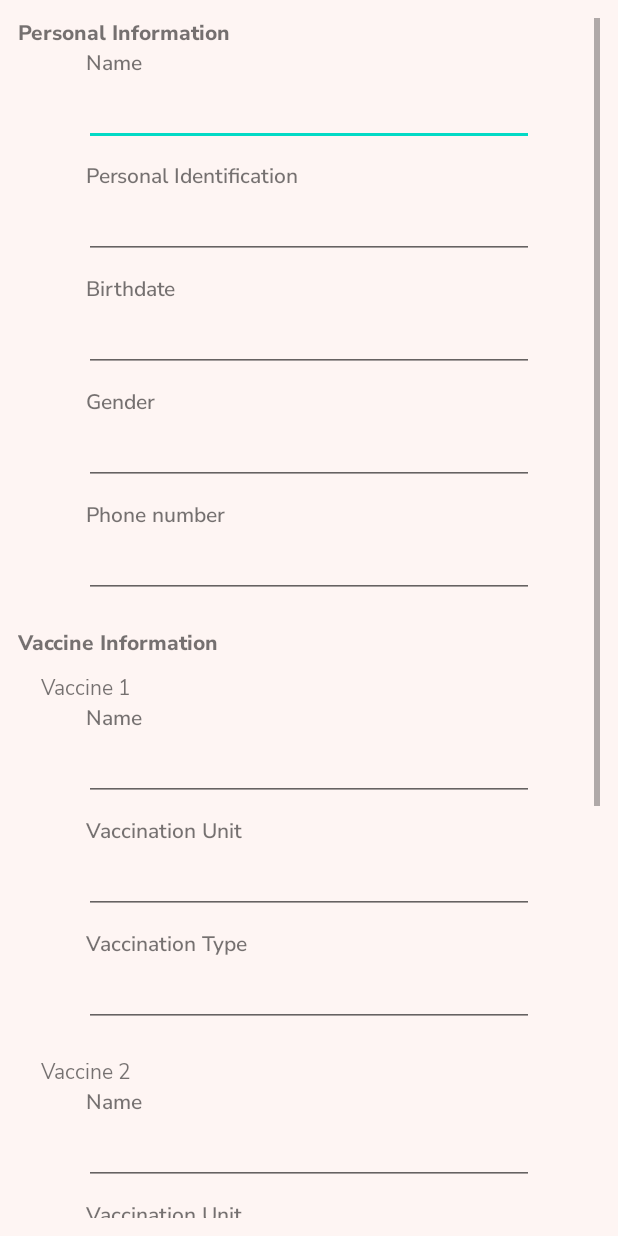
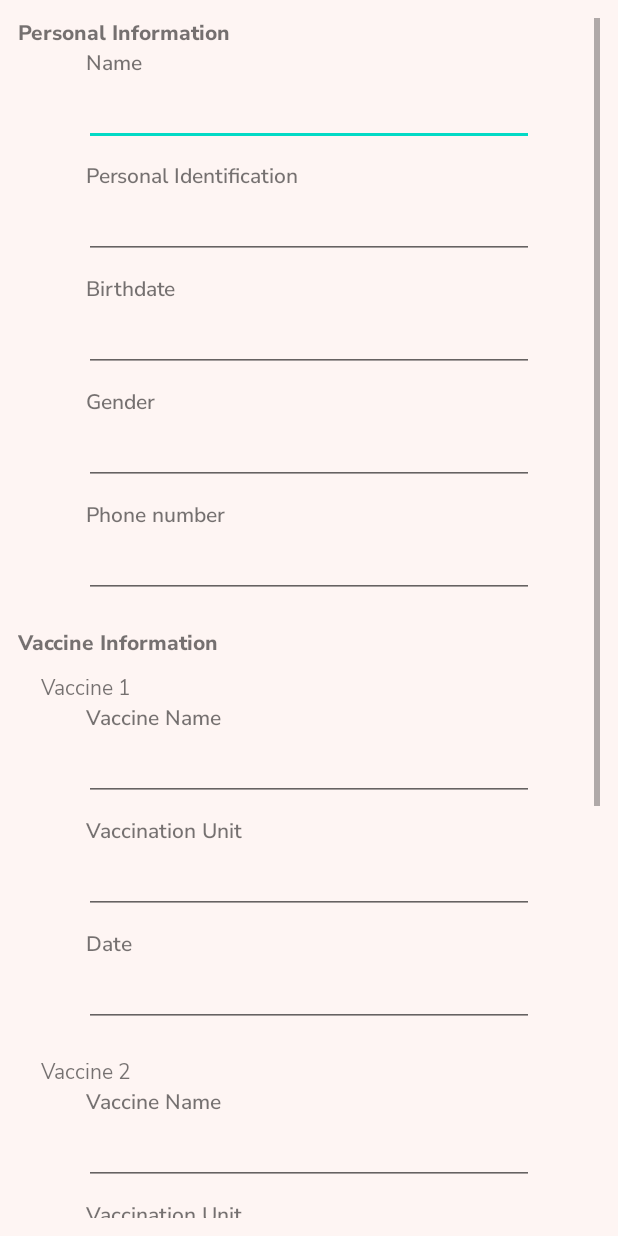
Before and after one commit to hoangnhhe141380/Covid_Tracker, an Android app: the layout layout_fragment_profile.xml on its own in the app's theme, with its tools: preview values and no code run, on a phone screen of 412 x 824 dp. Run offline under Robolectric (Android 15) with nearby library versions, the phone set to English and light mode, and no system bars.

Commit message:
Du update layout fragment profile + add edit function fragment profile

```diff
--- a/app/src/main/res/layout/layout_fragment_profile.xml
+++ b/app/src/main/res/layout/layout_fragment_profile.xml
@@ -33,10 +33,7 @@
             android:layout_height="wrap_content"
             android:layout_gravity="center"
             android:layout_marginBottom="10dp"
-            android:autofillHints=""
-            android:editable="false"
-            android:clickable="false"
-            tools:ignore="Deprecated" />
+            android:autofillHints="" />
 
         <TextView
             android:layout_width="match_parent"
@@ -53,9 +50,7 @@
             android:layout_gravity="center"
             android:layout_marginBottom="10dp"
             android:autofillHints=""
-            android:editable="false"
-            android:clickable="false"
-            tools:ignore="Deprecated"/>
+/>
 
         <TextView
             android:layout_width="wrap_content"
@@ -69,10 +64,7 @@
             android:layout_width="300dp"
             android:layout_height="wrap_content"
             android:layout_gravity="center"
-            android:layout_marginBottom="10dp"
-            android:editable="false"
-            android:clickable="false"
-            tools:ignore="Deprecated"/>
+            android:layout_marginBottom="10dp" />
 
         <TextView
             android:layout_width="wrap_content"
@@ -86,10 +78,7 @@
             android:layout_width="300dp"
             android:layout_height="wrap_content"
             android:layout_gravity="center"
-            android:layout_marginBottom="10dp"
-            android:editable="false"
-            android:clickable="false"
-            tools:ignore="Deprecated"/>
+            android:layout_marginBottom="10dp" />
 
         <TextView
             android:layout_width="wrap_content"
@@ -103,10 +92,7 @@
             android:id="@+id/edt_phone"
             android:layout_width="300dp"
             android:layout_height="wrap_content"
-            android:layout_gravity="center"
-            android:editable="false"
-            android:clickable="false"
-            tools:ignore="Deprecated"/>
+            android:layout_gravity="center" />
 
         <TextView
             android:id="@+id/tv_vaccinne_info"
@@ -133,7 +119,7 @@
             android:layout_marginStart="45dp"
             android:fontFamily="@font/nunito_sans_semibold"
             android:gravity="bottom"
-            android:text="Name" />
+            android:text="Vaccine Name" />
 
         <EditText
             android:id="@+id/edt_vaccine_name1"
@@ -141,10 +127,7 @@
             android:layout_height="wrap_content"
             android:layout_gravity="center"
             android:layout_marginBottom="10dp"
-            android:autofillHints=""
-            android:editable="false"
-            android:clickable="false"
-            tools:ignore="Deprecated"/>
+            android:autofillHints="" />
 
         <TextView
             android:layout_width="match_parent"
@@ -160,10 +143,7 @@
             android:layout_height="wrap_content"
             android:layout_gravity="center"
             android:layout_marginBottom="10dp"
-            android:autofillHints=""
-            android:editable="false"
-            android:clickable="false"
-            tools:ignore="Deprecated"/>
+            android:autofillHints="" />
 
         <TextView
             android:layout_width="match_parent"
@@ -171,7 +151,7 @@
             android:layout_marginStart="45dp"
             android:fontFamily="@font/nunito_sans_semibold"
             android:gravity="bottom"
-            android:text="Vaccination Type" />
+            android:text="Date" />
 
         <EditText
             android:id="@+id/edt_vaccine_type1"
@@ -179,10 +159,7 @@
             android:layout_height="wrap_content"
             android:layout_gravity="center"
             android:layout_marginBottom="10dp"
-            android:autofillHints=""
-            android:editable="false"
-            android:clickable="false"
-            tools:ignore="Deprecated"/>
+            android:autofillHints="" />
         <TextView
             android:layout_width="match_parent"
             android:layout_height="wrap_content"
@@ -199,7 +176,7 @@
             android:layout_marginStart="45dp"
             android:fontFamily="@font/nunito_sans_semibold"
             android:gravity="bottom"
-            android:text="Name" />
+            android:text="Vaccine Name" />
 
         <EditText
             android:id="@+id/edt_vaccine_name2"
@@ -207,10 +184,7 @@
             android:layout_height="wrap_content"
             android:layout_gravity="center"
             android:layout_marginBottom="10dp"
-            android:autofillHints=""
-            android:editable="false"
-            android:clickable="false"
-            tools:ignore="Deprecated"/>
+            android:autofillHints="" />
 
         <TextView
             android:layout_width="match_parent"
@@ -234,7 +208,7 @@
             android:layout_marginStart="45dp"
             android:fontFamily="@font/nunito_sans_semibold"
             android:gravity="bottom"
-            android:text="Name" />
+            android:text="Date" />
 
         <EditText
             android:id="@+id/edt_vaccine_type2"
@@ -242,10 +216,7 @@
             android:layout_height="wrap_content"
             android:layout_gravity="center"
             android:layout_marginBottom="10dp"
-            android:autofillHints=""
-            android:editable="false"
-            android:clickable="false"
-            tools:ignore="Deprecated"/>
+            android:autofillHints="" />
         <TextView
             android:layout_width="match_parent"
             android:layout_height="wrap_content"
@@ -253,7 +224,7 @@
             android:layout_marginTop="10dp"
             android:fontFamily="@font/nunito_sans"
             android:gravity="bottom"
-            android:text="Vaccination Type" />
+            android:text="Vaccine 3" />
 
 
         <TextView
@@ -262,7 +233,7 @@
             android:layout_marginStart="45dp"
             android:fontFamily="@font/nunito_sans_semibold"
             android:gravity="bottom"
-            android:text="Vaccine 3" />
+            android:text="Vaccine Name" />
 
         <EditText
             android:id="@+id/edt_vaccine_name3"
@@ -270,10 +241,7 @@
             android:layout_height="wrap_content"
             android:layout_gravity="center"
             android:layout_marginBottom="10dp"
-            android:autofillHints=""
-            android:editable="false"
-            android:clickable="false"
-            tools:ignore="Deprecated"/>
+            android:autofillHints="" />
 
         <TextView
             android:layout_width="match_parent"
@@ -289,10 +257,7 @@
             android:layout_height="wrap_content"
             android:layout_gravity="center"
             android:layout_marginBottom="10dp"
-            android:autofillHints=""
-            android:editable="false"
-            android:clickable="false"
-            tools:ignore="Deprecated"/>
+            android:autofillHints="" />
 
         <TextView
             android:layout_width="match_parent"
@@ -300,7 +265,7 @@
             android:layout_marginStart="45dp"
             android:fontFamily="@font/nunito_sans_semibold"
             android:gravity="bottom"
-            android:text="Vaccination Type" />
+            android:text="Date" />
 
         <EditText
             android:id="@+id/edt_vaccine_type3"
@@ -308,10 +273,7 @@
             android:layout_height="wrap_content"
             android:layout_gravity="center"
             android:layout_marginBottom="10dp"
-            android:autofillHints=""
-            android:editable="false"
-            android:clickable="false"
-            tools:ignore="Deprecated"/>
+            android:autofillHints="" />
 
         <Button
             android:id="@+id/btn_edit_prf"
@@ -329,6 +291,14 @@
             android:text="Save"
             android:layout_gravity="center"
             android:visibility="gone"/>
+        <Button
+            android:id="@+id/btn_cancel_prf"
+            android:layout_width="wrap_content"
+            android:layout_height="wrap_content"
+            android:layout_marginHorizontal="10dp"
+            android:text="Cancel"
+            android:layout_gravity="center"
+            android:visibility="gone"/>
     </LinearLayout>
 
 </ScrollView>
```
Also changed, not shown: app/src/main/java/com/example/covid_tracker/fragments/FragmentProfile.java (+153 -23 lines).
